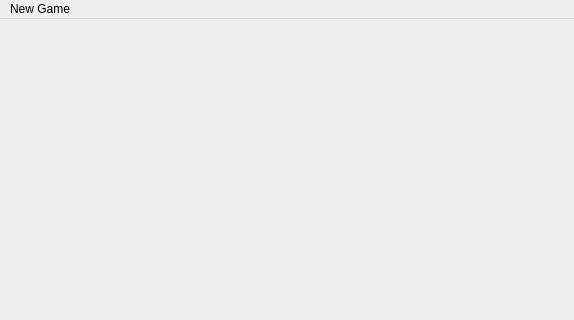
The window that main_window.ui (SinaHosseini/episode23) describes before a commit, drawn with Qt 5; both pictures show x 0 to 574 and y 0 to 320 of the 574 by 587 pixel window.
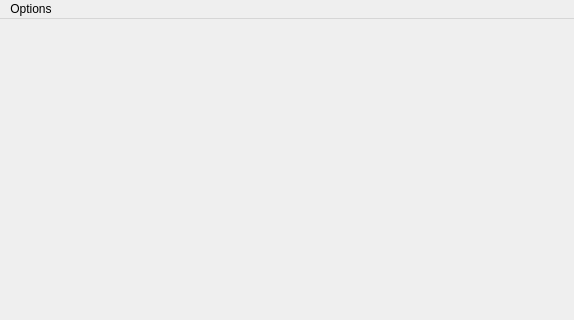
The same window after the commit.

The edit to the form file:
```diff
--- a/main_window.ui
+++ b/main_window.ui
@@ -37,7 +37,7 @@
    </property>
    <widget class="QMenu" name="menuNew_Game">
     <property name="title">
-     <string>New Game</string>
+     <string>Options</string>
     </property>
     <addaction name="menu_new"/>
     <addaction name="menu_open_File"/>
```
